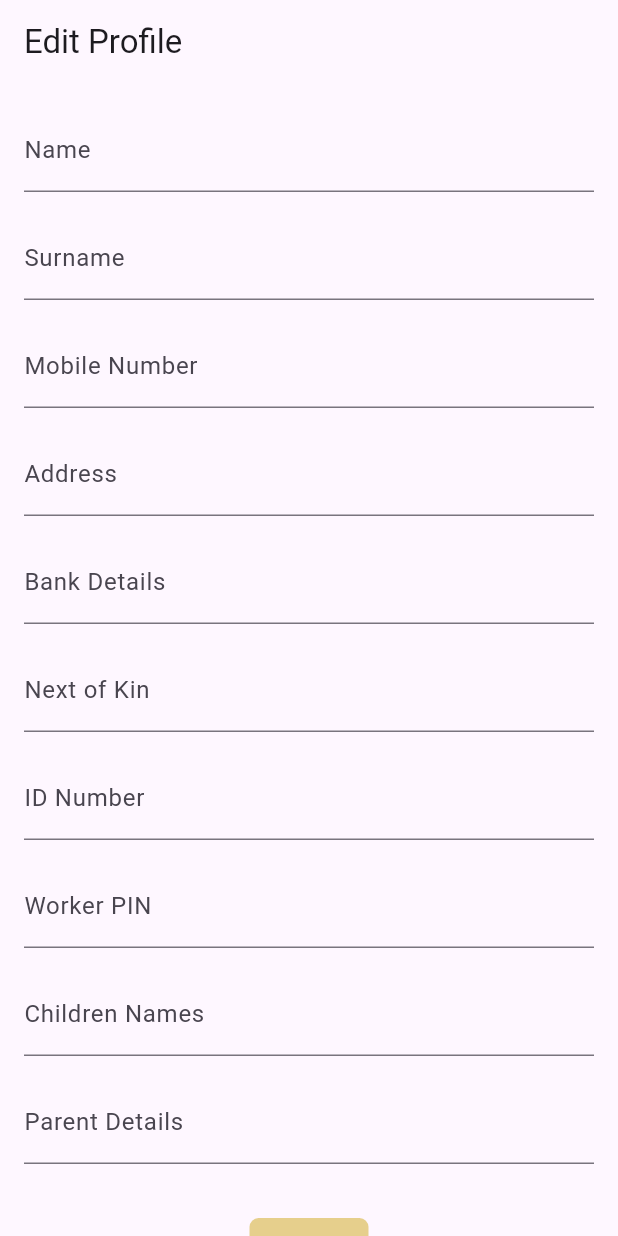
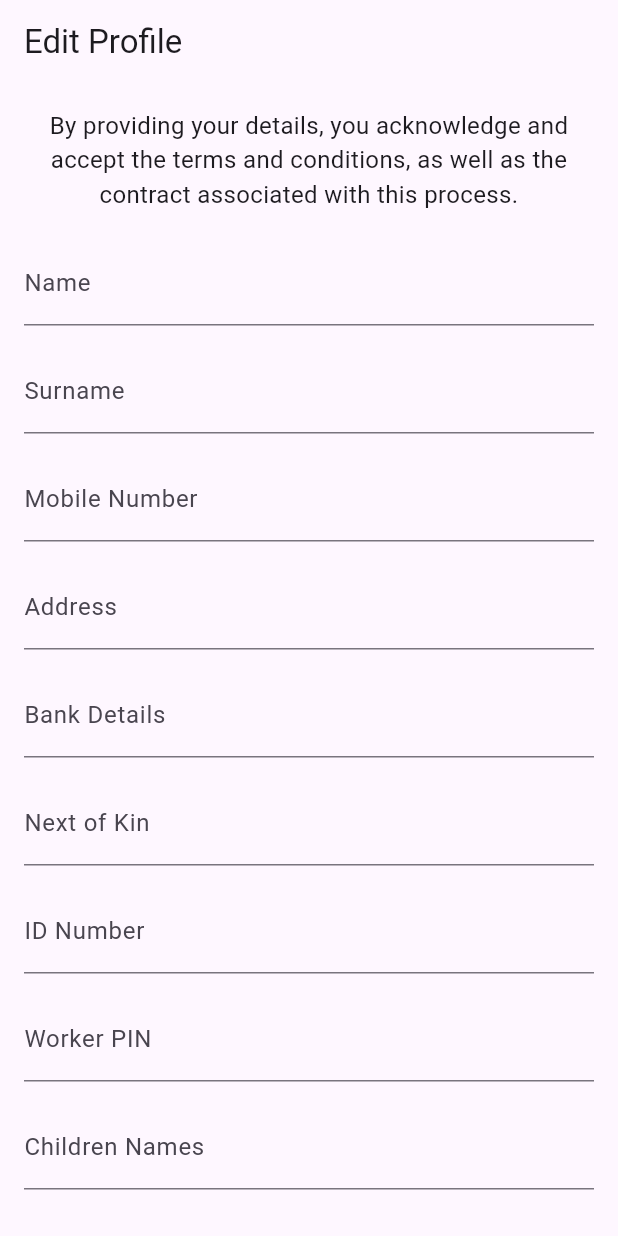
Before and after one commit to flutify-sa/sincot, a Flutter app: the ProfilePage screen opened directly, on a phone screen of 412 x 824 dp. Run offline on Flutter 3.47's test engine with Material 3 defaults, Android fonts, the phone set to English and light mode, and no system bars; our stand-ins replace file_picker, supabase_flutter; missing offline and left inert: flutter_pdfview; accounts and stored records are empty.

```diff
--- a/lib/profilepage.dart
+++ b/lib/profilepage.dart
@@ -118,6 +118,13 @@ class ProfilePageState extends State<ProfilePage> {
             key: _formKey,
             child: Column(
               children: [
+                Text(
+                  'By providing your details, you acknowledge and accept the terms and conditions, as well as the contract associated with this process.',
+                  style: TextStyle(fontSize: 16, fontWeight: FontWeight.normal),
+                  textAlign: TextAlign.center, // Align the text to the center
+                ),
+                SizedBox(height: 20), // Space between the text and form fields
+
                 TextFormField(
                   controller: _nameController,
                   decoration: InputDecoration(labelText: 'Name'),
@@ -178,9 +185,18 @@ class ProfilePageState extends State<ProfilePage> {
                 _isLoading
                     ? CircularProgressIndicator()
                     : Column(
+                        children: [
+                          // First Card (Save Info)
+                          Card(
+                            elevation: 5,
+                            shape: RoundedRectangleBorder(
+                              borderRadius: BorderRadius.circular(8),
+                            ),
+                            child: Padding(
+                              padding: const EdgeInsets.all(16.0),
+                              child: Column(
                                 mainAxisAlignment: MainAxisAlignment.center,
                                 children: [
-                          // Save Button
                                   ElevatedButton(
                                     onPressed: _saveProfileToSupabase,
                                     style: ElevatedButton.styleFrom(
@@ -190,25 +206,23 @@ class ProfilePageState extends State<ProfilePage> {
                                       shape: RoundedRectangleBorder(
                                         borderRadius: BorderRadius.circular(6),
                                       ),
-                              elevation: 0, // Removes shadow
+                                      elevation: 0,
                                     ),
                                     child: Text(
                                       'Save Info',
                                       style: TextStyle(
-                                color: Colors.black, // Text color set to white
+                                        color: Colors.black,
                                       ),
                                     ),
                                   ),
-                          SizedBox(
-                              height: 10), // Adds space between the buttons
-                          // Upload Documents Button
+                                  SizedBox(height: 10),
                                   ElevatedButton(
                                     onPressed: () {
-                              // Navigate to UploadDocuments page
                                       Navigator.push(
                                         context,
                                         MaterialPageRoute(
-                                    builder: (context) => UploadDocuments()),
+                                            builder: (context) =>
+                                                UploadDocuments()),
                                       );
                                     },
                                     style: ElevatedButton.styleFrom(
@@ -218,23 +232,23 @@ class ProfilePageState extends State<ProfilePage> {
                                       shape: RoundedRectangleBorder(
                                         borderRadius: BorderRadius.circular(6),
                                       ),
-                              elevation: 0, // Removes shadow
+                                      elevation: 0,
                                     ),
                                     child: Text(
                                       'Upload Documents',
                                       style: TextStyle(
-                                color: Colors.black, // Text color set to white
+                                        color: Colors.black,
                                       ),
                                     ),
                                   ),
                                   SizedBox(height: 10),
                                   ElevatedButton(
                                     onPressed: () {
-                              // Navigate to LocalAcceptance page
                                       Navigator.push(
                                         context,
                                         MaterialPageRoute(
-                                    builder: (context) => Localacceptance()),
+                                            builder: (context) =>
+                                                Localacceptance()),
                                       );
                                     },
                                     style: ElevatedButton.styleFrom(
@@ -244,12 +258,12 @@ class ProfilePageState extends State<ProfilePage> {
                                       shape: RoundedRectangleBorder(
                                         borderRadius: BorderRadius.circular(6),
                                       ),
-                              elevation: 0, // Removes shadow
+                                      elevation: 0,
                                     ),
                                     child: Text(
                                       'View Terms',
                                       style: TextStyle(
-                                color: Colors.black, // Text color set to white
+                                        color: Colors.black,
                                       ),
                                     ),
                                   ),
@@ -270,15 +284,20 @@ class ProfilePageState extends State<ProfilePage> {
                                       shape: RoundedRectangleBorder(
                                         borderRadius: BorderRadius.circular(6),
                                       ),
-                              elevation: 0, // Removes shadow
+                                      elevation: 0,
                                     ),
                                     child: Text(
                                       'View Contract',
                                       style: TextStyle(
-                                color: Colors.black, // Text color set to black
+                                        color: Colors.black,
                                       ),
                                     ),
                                   ),
+                                ],
+                              ),
+                            ),
+                          ),
+                          // Second Card (blank, placed below)
                         ],
                       ),
               ],
```
Also changed, not shown: lib/temp.dart (deleted, +0 -229 lines). Lines whose indentation alone changed are shown as unchanged.
